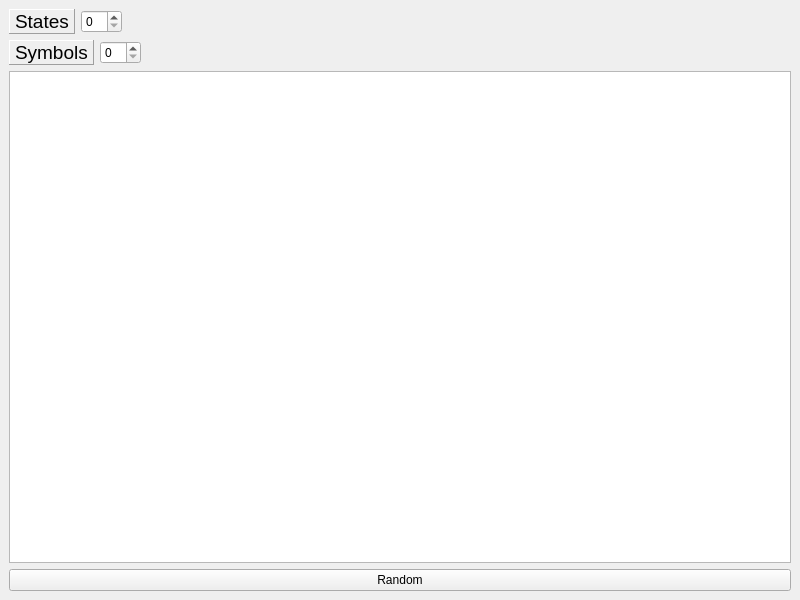
First picture: the form in Qt/TuringsMachineSimulator/randommachines.ui, repository fabioalves98/TuringsMachineGenerator, before the edit.
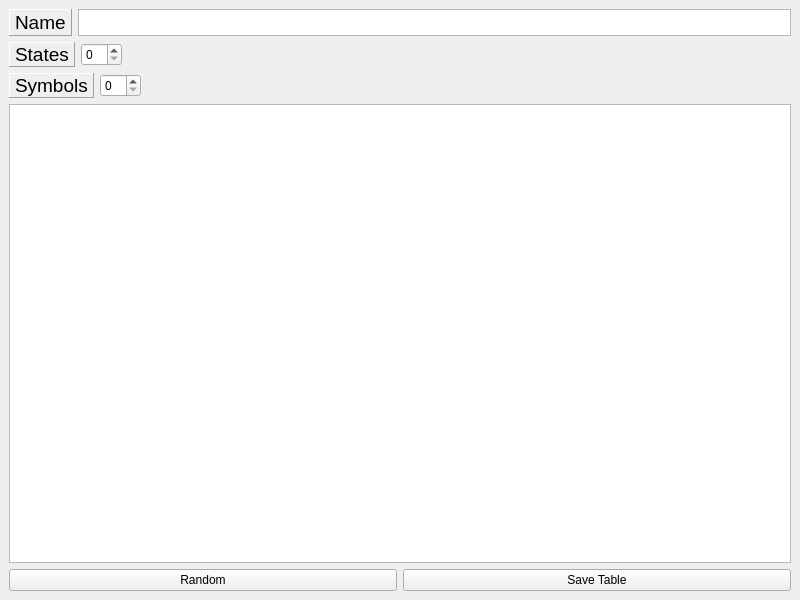
Second picture: the form after the edit.

Commit message: Random machine creation complete. Code needs to be optimized

What changed in the file:
```diff
--- a/Qt/TuringsMachineSimulator/randommachines.ui
+++ b/Qt/TuringsMachineSimulator/randommachines.ui
@@ -15,6 +15,44 @@
   </property>
   <widget class="QWidget" name="centralwidget">
    <layout class="QVBoxLayout" name="verticalLayout">
+    <item>
+     <layout class="QHBoxLayout" name="horizontalLayout_6">
+      <item>
+       <widget class="QLabel" name="nameLabel">
+        <property name="maximumSize">
+         <size>
+          <width>16777215</width>
+          <height>27</height>
+         </size>
+        </property>
+        <property name="font">
+         <font>
+          <pointsize>14</pointsize>
+         </font>
+        </property>
+        <property name="frameShape">
+         <enum>QFrame::Panel</enum>
+        </property>
+        <property name="frameShadow">
+         <enum>QFrame::Raised</enum>
+        </property>
+        <property name="text">
+         <string>Name</string>
+        </property>
+       </widget>
+      </item>
+      <item>
+       <widget class="QTextEdit" name="nameEdit">
+        <property name="maximumSize">
+         <size>
+          <width>16777215</width>
+          <height>27</height>
+         </size>
+        </property>
+       </widget>
+      </item>
+     </layout>
+    </item>
     <item>
      <layout class="QHBoxLayout" name="horizontalLayout_4">
       <item>
@@ -109,11 +147,22 @@
      <widget class="QTableWidget" name="randTable"/>
     </item>
     <item>
-     <widget class="QPushButton" name="randBut">
-      <property name="text">
-       <string>Random</string>
-      </property>
-     </widget>
+     <layout class="QHBoxLayout" name="horizontalLayout_5">
+      <item>
+       <widget class="QPushButton" name="randBut">
+        <property name="text">
+         <string>Random</string>
+        </property>
+       </widget>
+      </item>
+      <item>
+       <widget class="QPushButton" name="saveBut">
+        <property name="text">
+         <string>Save Table</string>
+        </property>
+       </widget>
+      </item>
+     </layout>
     </item>
    </layout>
   </widget>
```
The commit also changes 20 other files.
